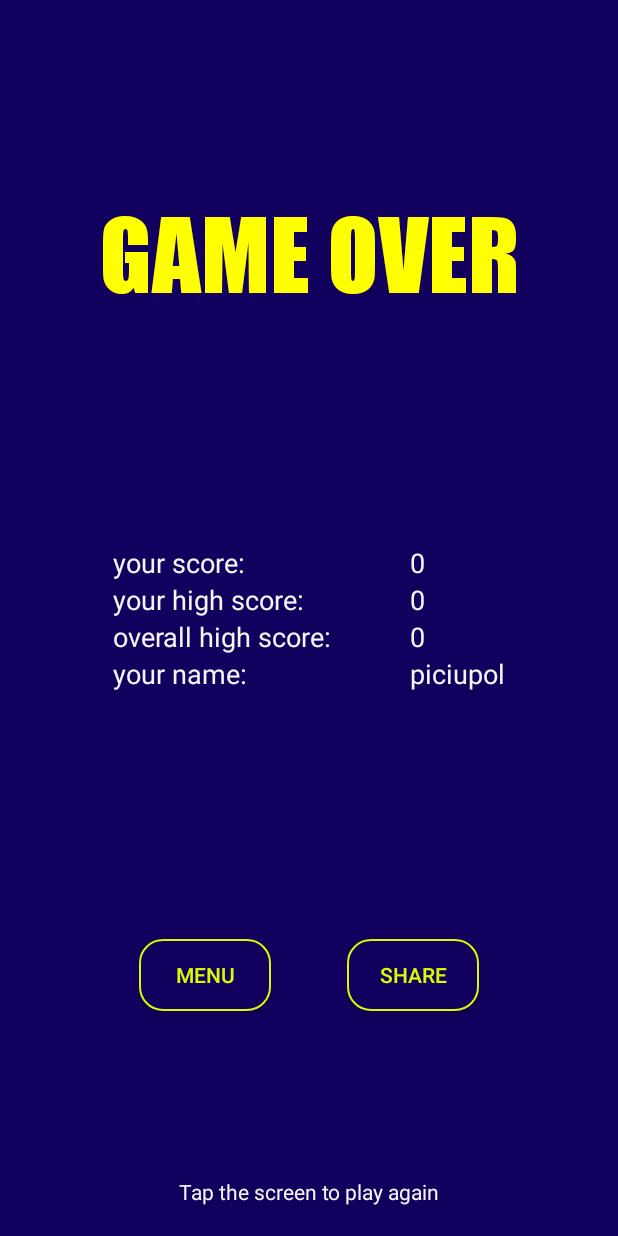
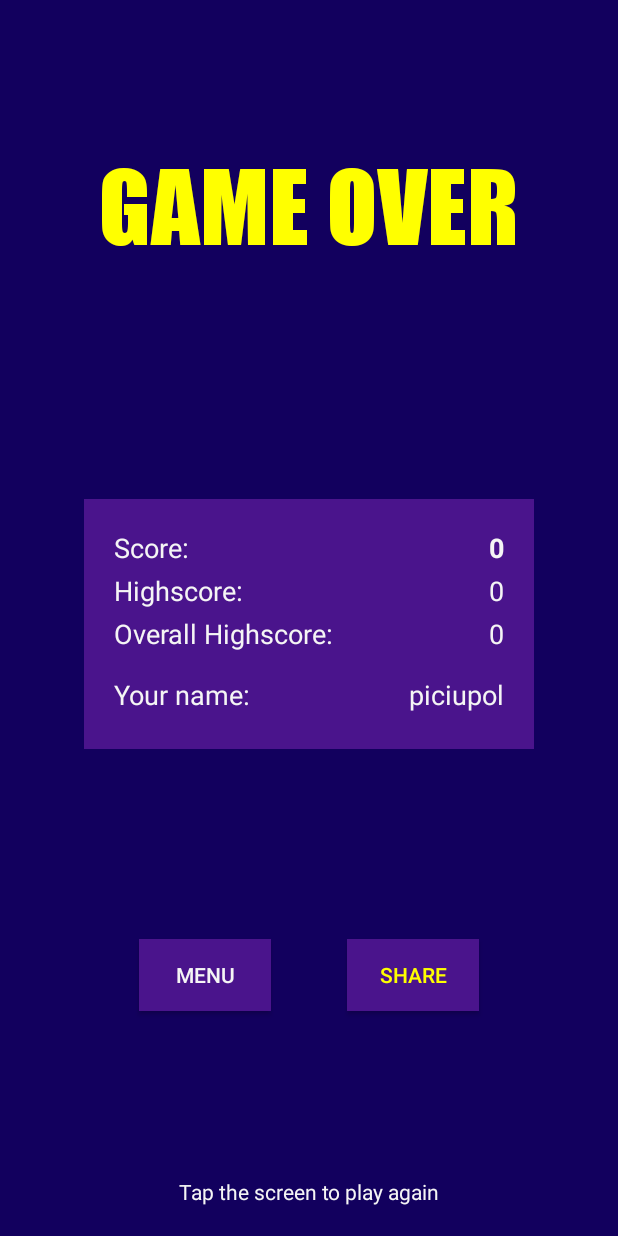
Before and after one commit to miguelMarchPiris/TEMPAC_VIDEOGAME, an Android app: the fragment GameOverFragment placed in its activity, on a phone screen of 412 x 824 dp. Run offline under Robolectric (Android 15) with nearby library versions, the phone set to English and light mode, and no system bars.

Commit message:
Personal highscores working

```diff
--- a/project/app/src/main/java/edu/ub/pis2019/pis_16/tempac/Model/User.kt
+++ b/project/app/src/main/java/edu/ub/pis2019/pis_16/tempac/Model/User.kt
@@ -1,9 +1,16 @@
 package edu.ub.pis2019.pis_16.tempac.Model
 
 
-class User(val uid: String, val username: String) {
+class User() {
     private var highscore = 0
     private var email = ""
+    var uid = ""
+    var username = ""
+
+    constructor(uid: String, username: String):this(){
+        this.uid = uid
+        this.username = username
+    }
     constructor(uid:String, username:String,email:String):this(uid,username){
         this.email = email
     }
--- a/project/app/src/main/java/edu/ub/pis2019/pis_16/tempac/Presenter/FirestoreHandler.kt
+++ b/project/app/src/main/java/edu/ub/pis2019/pis_16/tempac/Presenter/FirestoreHandler.kt
@@ -25,16 +25,18 @@ object FirestoreHandler: DatabaseHandler {
         //If user doesn't exist or the new highscore is better we add
 
         //Get user from db
-        var userDB: User? = null
-        val docRef = db.collection("cities").document("BJ")
+        val docRef = usersCollection.document(user.uid)
         docRef.get()
-            .addOnSuccessListener { documentSnapshot -> userDB = documentSnapshot.toObject(User::class.java!!) }
-
-        //If the highscore on the database is higher, we conserve the db highscore
-        if(userDB != null && userDB!!.getHighscore() > user.getHighscore()){
-            user.setHighscore(userDB!!.getHighscore())
-        }
-        usersCollection.document(user.uid).set(user)
+            .addOnCompleteListener {
+                    if(it.isSuccessful) {
+                        val userDB = it.result!!.toObject(User::class.java!!)
+                        //If the highscore on the database is higher, we conserve the db highscore
+                        if (userDB != null && userDB!!.getHighscore() > user.getHighscore()) {
+                            user.setHighscore(userDB!!.getHighscore())
+                        }
+                        usersCollection.document(user.uid).set(user)
+                    }
+            }
     }
     override fun getHighscore(username: String) {
         TODO("not implemented") //To change body of created functions use File | Settings | File Templates.
--- a/project/app/src/main/java/edu/ub/pis2019/pis_16/tempac/Presenter/GameOverPresenter.kt
+++ b/project/app/src/main/java/edu/ub/pis2019/pis_16/tempac/Presenter/GameOverPresenter.kt
@@ -87,7 +87,9 @@ class GameOverPresenter(private val fragment:GameOverFragment) : Presenter {
             val overallHighScoreText = fragment.inflatedView.findViewById<TextView>(R.id.overallHighScoreResultText)
             //TODO("Display overall highscore")
 
-
+            //Displau name
+            val nameText = fragment.inflatedView.findViewById<TextView>(R.id.yourNameResultText)
+            nameText.text = user.username
         }
     }
 }
--- a/project/app/src/main/res/layout/fragment_game_over.xml
+++ b/project/app/src/main/res/layout/fragment_game_over.xml
@@ -1,13 +1,10 @@
 <?xml version="1.0" encoding="utf-8"?>
 <FrameLayout xmlns:android="http://schemas.android.com/apk/res/android"
-             xmlns:tools="http://schemas.android.com/tools"
+             xmlns:app="http://schemas.android.com/apk/res-auto" xmlns:tools="http://schemas.android.com/tools"
              android:layout_width="match_parent"
              android:layout_height="match_parent"
              tools:context=".View.GameOverFragment">
     <android.support.constraint.ConstraintLayout
-            xmlns:android="http://schemas.android.com/apk/res/android"
-            xmlns:tools="http://schemas.android.com/tools"
-            xmlns:app="http://schemas.android.com/apk/res-auto"
             android:layout_width="match_parent"
             android:layout_height="match_parent"
             tools:context=".View.GameActivity"
@@ -22,71 +19,113 @@
                 app:layout_constraintStart_toStartOf="parent" android:layout_marginLeft="8dp"
                 android:layout_marginStart="8dp" app:layout_constraintEnd_toEndOf="parent"
                 android:layout_marginEnd="8dp"
-                android:layout_marginRight="8dp" android:layout_marginTop="120dp"
+                android:layout_marginRight="8dp" android:layout_marginTop="68dp"
                 app:layout_constraintTop_toTopOf="parent" app:fontFamily="@font/impact"
-                android:textColor="@color/colorAccent"/>
+                android:textColor="@color/colorAccent" android:padding="20dp"
+                app:layout_constraintHorizontal_bias="0.493"/>
 
-        <LinearLayout android:layout_width="wrap_content" android:layout_height="wrap_content"
+        <LinearLayout
                 android:orientation="vertical"
-                      android:id="@+id/scoreTextLinearLayout"
-                      app:layout_constraintStart_toStartOf="parent" android:layout_marginLeft="8dp"
-                      android:layout_marginStart="75dp" android:layout_marginRight="8dp"
+                android:layout_width="300dp"
+                android:layout_height="wrap_content" app:layout_constraintBottom_toBottomOf="parent"
                 android:layout_marginTop="8dp"
-                      app:layout_constraintTop_toTopOf="parent" android:layout_marginBottom="8dp"
-                      app:layout_constraintBottom_toBottomOf="parent"
-        >
+                app:layout_constraintTop_toTopOf="parent" android:background="@color/colorPrimary"
+                android:padding="20dp" app:layout_constraintEnd_toEndOf="parent" android:layout_marginEnd="8dp"
+                android:layout_marginRight="8dp" app:layout_constraintStart_toStartOf="parent"
+                android:layout_marginLeft="8dp" android:layout_marginStart="8dp">
+            <LinearLayout
+                    android:orientation="horizontal"
+                    android:layout_width="match_parent"
+                    android:layout_height="match_parent" android:id="@+id/scoreLinearLayout"
+                    android:layout_marginBottom="4dp">
                 <TextView
                         android:text="@string/your_score"
+                        android:layout_weight="1"
                         android:layout_width="wrap_content"
                         android:layout_height="wrap_content"
+
                         android:id="@+id/yourScoreText" android:textSize="18sp"
                         android:textColor="@color/colorText"/>
                 <TextView
+                        android:text="0"
+                        android:layout_width="wrap_content"
+                        android:layout_weight="1"
+                        android:layout_height="wrap_content"
+                        android:textAlignment="viewEnd"
+                        android:layout_gravity="end"
+                        android:id="@+id/yourScoreResultText" android:textSize="18sp"
+                        android:textColor="@color/colorText"
+                        android:textStyle="bold" android:textAllCaps="false"/>
+            </LinearLayout>
+
+            <LinearLayout
+                    android:orientation="horizontal"
+                    android:layout_width="match_parent"
+                    android:layout_height="match_parent" android:id="@+id/highscoreLinearLayout"
+                    android:layout_marginBottom="4dp">
+                <TextView
                         android:text="@string/your_high_score"
+                        android:layout_weight="1"
                         android:layout_width="wrap_content"
                         android:layout_height="wrap_content"
-                    android:id="@+id/yourHighScoreText" android:textSize="18sp" android:textColor="@color/colorText"/>
+                        android:id="@+id/yourHighScoreText" android:textSize="18sp"
+                        android:textColor="@color/colorText"/>
+                <TextView
+                        android:text="0"
+                        android:layout_width="wrap_content"
+                        android:layout_weight="1"
+                        android:layout_height="wrap_content"
+                        android:textAlignment="viewEnd"
+                        android:layout_gravity="end"
+                        android:id="@+id/youtHighScoreResultText" android:textSize="18sp"
+                        android:textColor="@color/colorText"/>
+            </LinearLayout>
+
+            <LinearLayout
+                    android:orientation="horizontal"
+                    android:layout_width="match_parent"
+                    android:layout_height="match_parent" android:id="@+id/overallLinearLayout"
+                    android:layout_marginBottom="16dp">
                 <TextView
                         android:text="@string/overall_high_score"
+                        android:layout_weight="1"
                         android:layout_width="wrap_content"
                         android:layout_height="wrap_content"
                         android:id="@+id/overallHighScoreText" android:textSize="18sp"
                         android:textColor="@color/colorText"/>
                 <TextView
+                        android:text="0"
+                        android:layout_width="wrap_content"
+                        android:layout_weight="1"
+                        android:layout_height="wrap_content"
+                        android:textAlignment="viewEnd"
+                        android:layout_gravity="end"
+                        android:id="@+id/overallHighScoreResultText" android:textSize="18sp"
+                        android:textColor="@color/colorText"/>
+            </LinearLayout>
+
+            <LinearLayout
+                    android:orientation="horizontal"
+                    android:layout_width="match_parent"
+                    android:layout_height="match_parent" android:id="@+id/nameLinearLayout"
+                    android:layout_marginBottom="4dp">
+                <TextView
                         android:text="@string/your_name"
                         android:layout_width="wrap_content"
                         android:layout_height="wrap_content"
-                    android:id="@+id/yourNameText" android:textSize="18sp" android:textColor="@color/colorText"/>
-        </LinearLayout>
-        <LinearLayout android:layout_width="wrap_content" android:layout_height="wrap_content"
-                      android:orientation="vertical"
-                      android:id="@+id/scoreResultLinearLayout"
-                      app:layout_constraintEnd_toEndOf="parent"
-                      android:layout_marginTop="8dp" app:layout_constraintTop_toTopOf="parent"
-                      android:layout_marginBottom="8dp" app:layout_constraintBottom_toBottomOf="parent"
-                      android:layout_marginEnd="75dp" android:layout_marginRight="8dp">
-            <TextView
-                    android:text="0"
-                    android:layout_width="wrap_content"
-                    android:layout_height="wrap_content"
-                    android:id="@+id/yourScoreResultText" android:textSize="18sp" android:textColor="@color/colorText"/>
-            <TextView
-                    android:text="0"
-                    android:layout_width="wrap_content"
-                    android:layout_height="wrap_content"
-                    android:id="@+id/youtHighScoreResultText" android:textSize="18sp"
-                    android:textColor="@color/colorText"/>
-            <TextView
-                    android:text="0"
-                    android:layout_width="wrap_content"
-                    android:layout_height="wrap_content"
-                    android:id="@+id/overallHighScoreResultText" android:textSize="18sp"
-                    android:textColor="@color/colorText"/>
+                        android:id="@+id/yourNameText" android:textSize="18sp" android:textColor="@color/colorText"
+                        android:layout_weight="1"/>
                 <TextView
                         android:text="piciupol"
                         android:layout_width="wrap_content"
                         android:layout_height="wrap_content"
-                    android:id="@+id/yourNameResultText" android:textSize="18sp" android:textColor="@color/colorText"/>
+                        android:textAlignment="viewEnd"
+                        android:layout_gravity="end"
+                        android:id="@+id/yourNameResultText" android:textSize="18sp"
+                        android:textColor="@color/colorText"
+                        android:layout_weight="1"/>
+            </LinearLayout>
+
         </LinearLayout>
         <Button
                 android:text="@string/menu"
@@ -97,9 +136,8 @@
                 android:layout_marginStart="50dp" android:layout_marginBottom="150dp"
                 app:layout_constraintBottom_toBottomOf="parent" app:layout_constraintEnd_toStartOf="@+id/shareButton"
                 android:layout_marginEnd="8dp" android:layout_marginRight="8dp"
-                app:layout_constraintHorizontal_bias="0.5"
-                android:background="@drawable/button_normal"
-                android:textColor="@color/brightYellow"/>
+                app:layout_constraintHorizontal_bias="0.5" android:background="@color/colorPrimary"
+                style="@style/ButtonLight"/>
         <Button
                 android:text="@string/share"
                 android:layout_width="wrap_content"
@@ -107,9 +145,8 @@
                 android:id="@+id/shareButton" app:layout_constraintEnd_toEndOf="parent" android:layout_marginEnd="50dp"
                 android:layout_marginRight="50dp" android:layout_marginBottom="150dp"
                 app:layout_constraintBottom_toBottomOf="parent" app:layout_constraintStart_toEndOf="@+id/menuButton"
-                app:layout_constraintHorizontal_bias="0.5"
-                android:background="@drawable/button_normal"
-                android:textColor="@color/brightYellow"/>
+                app:layout_constraintHorizontal_bias="0.5" style="@style/ButtonDark"
+                android:background="@color/colorPrimary"/>
         <TextView
                 android:text="@string/tap_the_screen_to_play_again"
                 android:layout_width="wrap_content"
--- a/project/app/src/main/res/values/strings.xml
+++ b/project/app/src/main/res/values/strings.xml
@@ -17,10 +17,10 @@
         Piotr Piwowarski \n\t\t(piotr95piwowarski@gmail.com)
     </string>
     <string name="game_over">GAME OVER</string>
-    <string name="your_score">your score:</string>
-    <string name="your_high_score">your high score:</string>
-    <string name="overall_high_score">overall high score:</string>
-    <string name="your_name">your name:</string>
+    <string name="your_score">Score:</string>
+    <string name="your_high_score">Highscore:</string>
+    <string name="overall_high_score">Overall Highscore:</string>
+    <string name="your_name">Your name:</string>
     <string name="menu">Menu</string>
     <string name="share">Share</string>
     <string name="tap_the_screen_to_play_again">Tap the screen to play again</string>
--- a/project/app/src/main/res/values/styles.xml
+++ b/project/app/src/main/res/values/styles.xml
@@ -33,9 +33,10 @@
     <style name="AppTheme.PopUpTheme">
         <item name="android:windowIsTranslucent">true</item>
         <item name="android:windowCloseOnTouchOutside">true</item>
+        <item name="android:windowNoTitle">true</item>
         <item name="android:windowBackground">@android:color/transparent</item>
         <item name="android:windowContentOverlay">@null</item>
-        <item name="android:windowNoTitle">true</item>
+        <item name="android:windowFullscreen">true</item>
         <item name="android:windowIsFloating">true</item>
         <item name="android:backgroundDimEnabled">true</item>
     </style>
```
Lines whose indentation alone changed are shown as unchanged.
